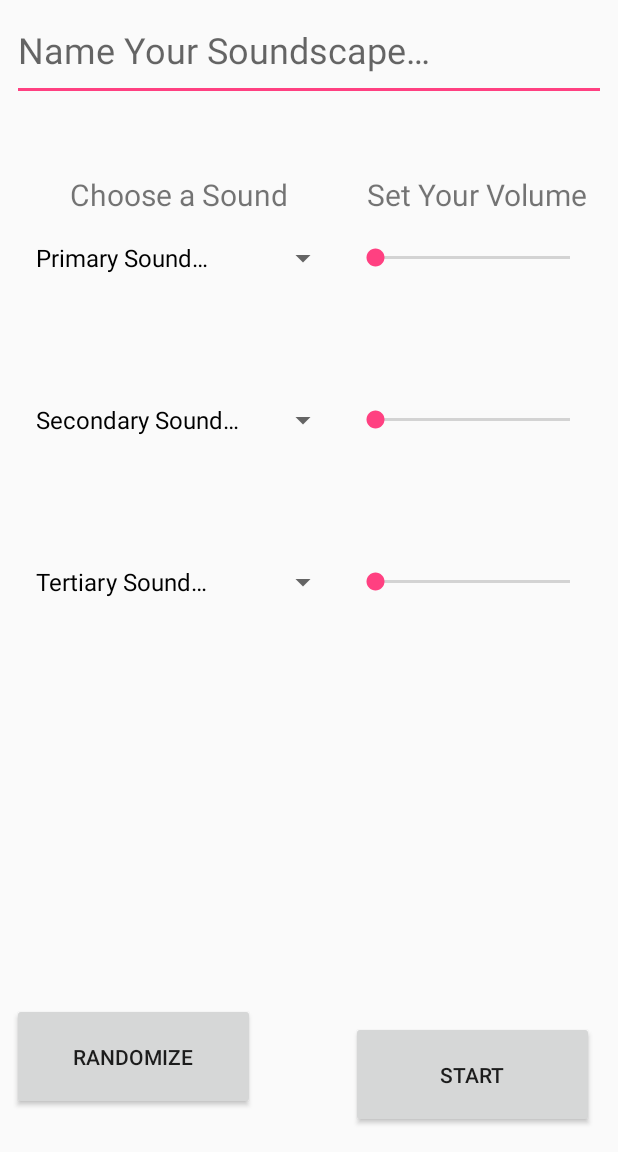
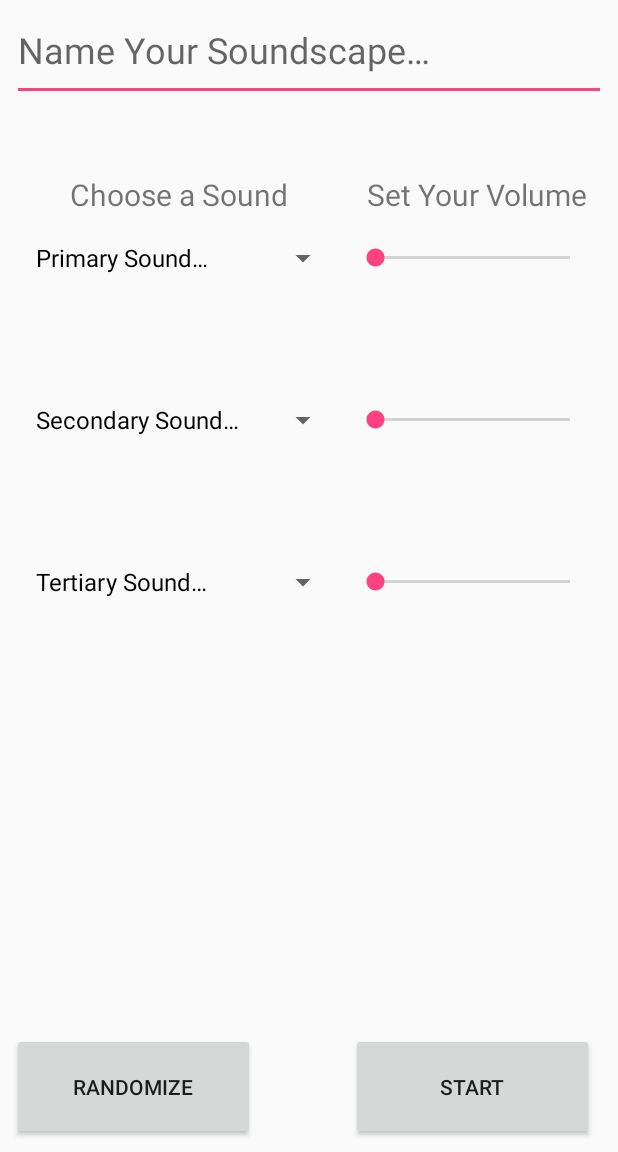
Before and after one commit to rcouture27/SoundofScapes, an Android app: the screen it shows after launch (MainActivity), on a phone screen of 412 x 824 dp, the part 84-1236 px from its top. Run offline under Robolectric (Android 15) with nearby library versions, the phone set to English and light mode, and no system bars.

Commit message:
Constraint update

```diff
--- a/SoundScapeProject/app/src/main/res/layout/activity_main.xml
+++ b/SoundScapeProject/app/src/main/res/layout/activity_main.xml
@@ -28,7 +28,7 @@
         android:layout_width="162dp"
         android:layout_height="71dp"
         android:layout_marginEnd="16dp"
-        android:layout_marginBottom="16dp"
+        android:layout_marginBottom="8dp"
         android:text="@string/buttonStart"
         app:layout_constraintBottom_toBottomOf="parent"
         app:layout_constraintEnd_toEndOf="parent" />
@@ -38,16 +38,13 @@
         android:layout_width="0dp"
         android:layout_height="71dp"
         android:layout_marginStart="8dp"
-        android:layout_marginTop="8dp"
         android:layout_marginEnd="64dp"
         android:layout_marginBottom="8dp"
         android:text="@string/buttonRandomize"
         app:layout_constraintBottom_toBottomOf="parent"
         app:layout_constraintEnd_toStartOf="@+id/buttonStart"
         app:layout_constraintHorizontal_bias="0.296"
-        app:layout_constraintStart_toStartOf="parent"
-        app:layout_constraintTop_toBottomOf="@+id/tertiarySpinner"
-        app:layout_constraintVertical_bias="0.928" />
+        app:layout_constraintStart_toStartOf="parent" />
 
     <ScrollView
         android:id="@+id/scrollView2"
```
